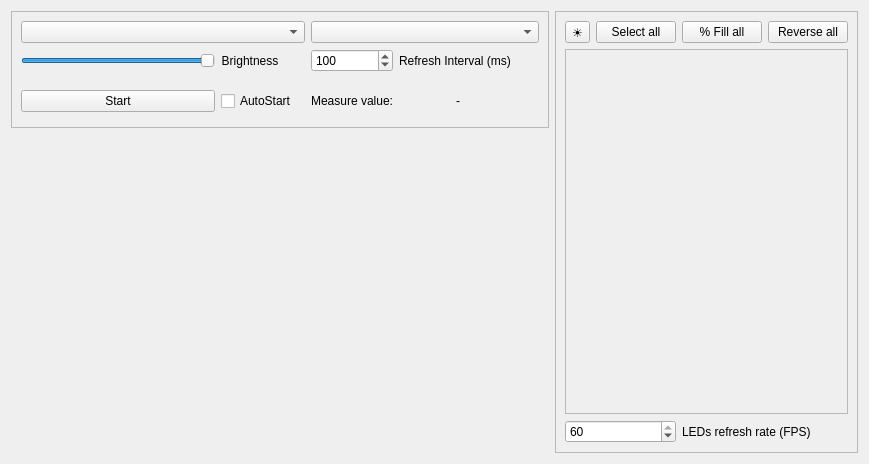
Above: MeasureEntry.ui from arthur469/HardwareSyncAI before the change. Below: the same form after it.
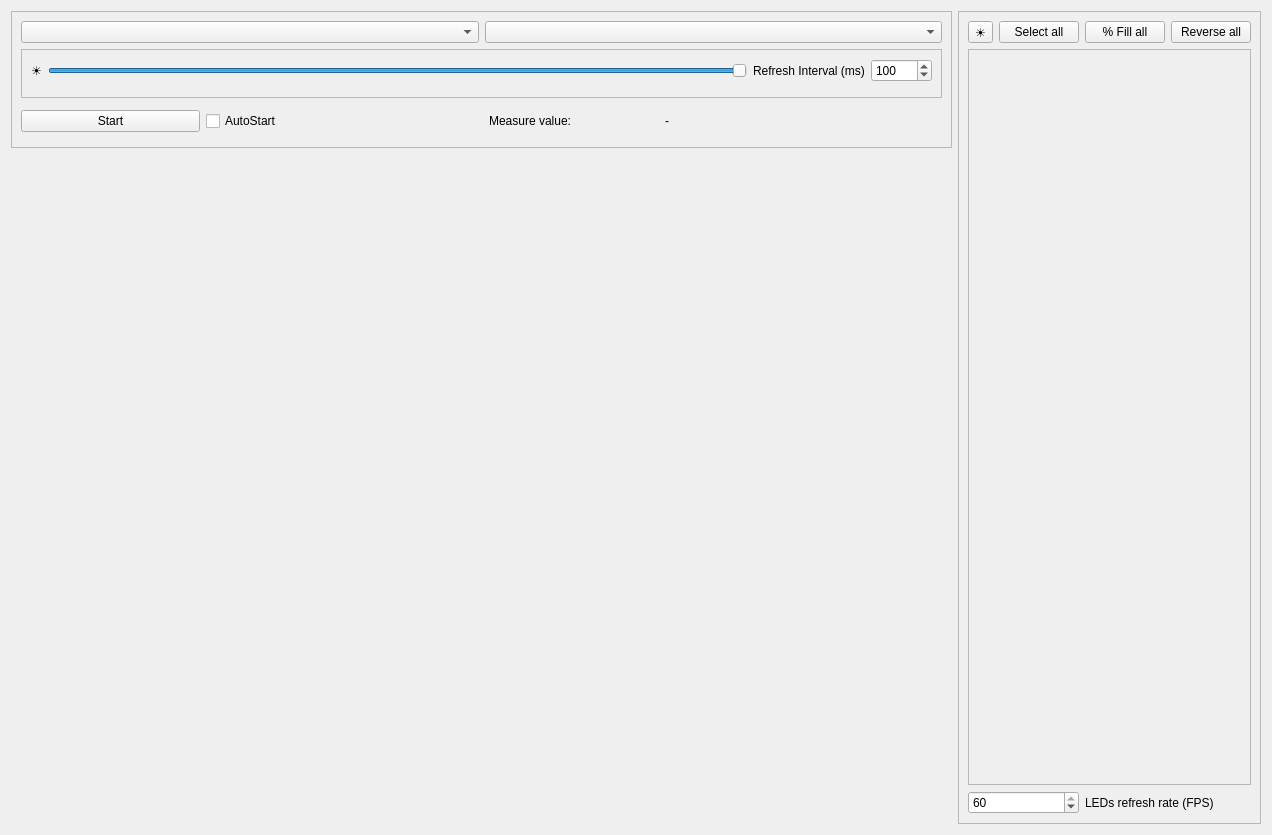
That is the form after the change. Custom widgets are drawn as their Qt base class.

Commit message: Yet another ui ajustment

The edit to the form file:
```diff
--- a/MeasureEntry.ui
+++ b/MeasureEntry.ui
@@ -6,114 +6,41 @@
    <rect>
     <x>0</x>
     <y>0</y>
-    <width>869</width>
-    <height>464</height>
+    <width>1272</width>
+    <height>835</height>
    </rect>
   </property>
   <property name="windowTitle">
    <string>Form</string>
   </property>
-  <layout class="QGridLayout" name="gridLayout">
+  <layout class="QGridLayout" name="gridLayout" columnstretch="1,0">
    <item row="0" column="0">
     <widget class="QFrame" name="measureFrame">
-     <property name="sizePolicy">
-      <sizepolicy hsizetype="Preferred" vsizetype="Preferred">
-       <horstretch>0</horstretch>
-       <verstretch>0</verstretch>
-      </sizepolicy>
-     </property>
-     <property name="minimumSize">
-      <size>
-       <width>0</width>
-       <height>0</height>
-      </size>
-     </property>
      <property name="frameShape">
       <enum>QFrame::StyledPanel</enum>
      </property>
      <property name="frameShadow">
-      <enum>QFrame::Sunken</enum>
+      <enum>QFrame::Raised</enum>
      </property>
-     <layout class="QGridLayout" name="gridLayout_2" columnstretch="1,0,0,0">
-      <item row="2" column="0" colspan="4">
-       <widget class="MeasureColor" name="measure_color" native="true">
-        <property name="sizePolicy">
-         <sizepolicy hsizetype="Preferred" vsizetype="Preferred">
-          <horstretch>0</horstretch>
-          <verstretch>0</verstretch>
-         </sizepolicy>
-        </property>
-        <property name="minimumSize">
-         <size>
-          <width>0</width>
-          <height>0</height>
-         </size>
-        </property>
-       </widget>
-      </item>
-      <item row="3" column="2">
-       <widget class="QLabel" name="label_2">
-        <property name="text">
-         <string>Measure value:</string>
-        </property>
-        <property name="alignment">
-         <set>Qt::AlignRight|Qt::AlignTrailing|Qt::AlignVCenter</set>
-        </property>
-       </widget>
-      </item>
-      <item row="3" column="0">
+     <layout class="QGridLayout" name="gridLayout_4">
+      <item row="2" column="0">
        <widget class="QPushButton" name="start_stop">
         <property name="text">
          <string>Start</string>
         </property>
        </widget>
       </item>
-      <item row="1" column="0">
-       <widget class="QTooltipedSlider" name="brightness">
-        <property name="maximum">
-         <number>100</number>
-        </property>
-        <property name="value">
-         <number>100</number>
-        </property>
-        <property name="orientation">
-         <enum>Qt::Horizontal</enum>
-        </property>
-       </widget>
-      </item>
-      <item row="3" column="1">
-       <widget class="QCheckBox" name="auto_start">
+      <item row="2" column="2">
+       <widget class="QLabel" name="measureLabel">
         <property name="text">
-         <string>AutoStart</string>
-        </property>
-       </widget>
-      </item>
-      <item row="1" column="1">
-       <widget class="QLabel" name="label_3">
-        <property name="text">
-         <string>Brightness        </string>
+         <string>Measure value:</string>
         </property>
         <property name="alignment">
          <set>Qt::AlignRight|Qt::AlignTrailing|Qt::AlignVCenter</set>
         </property>
        </widget>
       </item>
-      <item row="0" column="0" colspan="2">
-       <widget class="QComboBox" name="hardware"/>
-      </item>
-      <item row="0" column="2" colspan="2">
-       <widget class="QComboBox" name="hardware_feature"/>
-      </item>
-      <item row="3" column="3">
-       <widget class="QFrame" name="frame">
-        <property name="frameShape">
-         <enum>QFrame::NoFrame</enum>
-        </property>
-        <property name="frameShadow">
-         <enum>QFrame::Raised</enum>
-        </property>
-        <layout class="QGridLayout" name="gridLayout_3">
-         <item row="0" column="0">
+      <item row="2" column="3">
           <widget class="QLabel" name="measure">
            <property name="sizePolicy">
             <sizepolicy hsizetype="Preferred" vsizetype="Preferred">
@@ -138,6 +65,15 @@
            </property>
           </widget>
          </item>
+      <item row="2" column="4">
+       <widget class="QFrame" name="colorFrame">
+        <property name="frameShape">
+         <enum>QFrame::NoFrame</enum>
+        </property>
+        <property name="frameShadow">
+         <enum>QFrame::Raised</enum>
+        </property>
+        <layout class="QGridLayout" name="gridLayout_3">
          <item row="0" column="1">
           <widget class="QLabel" name="color_preview">
            <property name="sizePolicy">
@@ -166,14 +102,117 @@
         </layout>
        </widget>
       </item>
-      <item row="1" column="2">
+      <item row="2" column="1">
+       <widget class="QCheckBox" name="auto_start">
+        <property name="text">
+         <string>AutoStart</string>
+        </property>
+       </widget>
+      </item>
+      <item row="1" column="0" colspan="5">
+       <widget class="QFrame" name="settingsFrame">
+        <property name="sizePolicy">
+         <sizepolicy hsizetype="Preferred" vsizetype="Preferred">
+          <horstretch>0</horstretch>
+          <verstretch>0</verstretch>
+         </sizepolicy>
+        </property>
+        <property name="minimumSize">
+         <size>
+          <width>0</width>
+          <height>0</height>
+         </size>
+        </property>
+        <property name="autoFillBackground">
+         <bool>true</bool>
+        </property>
+        <property name="frameShape">
+         <enum>QFrame::StyledPanel</enum>
+        </property>
+        <property name="frameShadow">
+         <enum>QFrame::Sunken</enum>
+        </property>
+        <layout class="QGridLayout" name="gridLayout_2" columnstretch="1,0,0,0">
+         <item row="0" column="2">
+          <widget class="QLabel" name="refreshIntervalLabel">
+           <property name="text">
+            <string>Refresh Interval (ms)</string>
+           </property>
+          </widget>
+         </item>
+         <item row="0" column="0" colspan="2">
+          <widget class="QFrame" name="brightnessFrame">
+           <property name="frameShape">
+            <enum>QFrame::NoFrame</enum>
+           </property>
+           <property name="frameShadow">
+            <enum>QFrame::Raised</enum>
+           </property>
+           <layout class="QHBoxLayout" name="horizontalLayout">
+            <property name="spacing">
+             <number>6</number>
+            </property>
+            <property name="leftMargin">
+             <number>0</number>
+            </property>
+            <property name="topMargin">
+             <number>0</number>
+            </property>
+            <property name="rightMargin">
+             <number>0</number>
+            </property>
+            <property name="bottomMargin">
+             <number>0</number>
+            </property>
+            <item>
+             <widget class="QLabel" name="label_3">
+              <property name="maximumSize">
+               <size>
+                <width>16777215</width>
+                <height>16777215</height>
+               </size>
+              </property>
+              <property name="text">
+               <string>☀</string>
+              </property>
+              <property name="alignment">
+               <set>Qt::AlignLeading|Qt::AlignLeft|Qt::AlignVCenter</set>
+              </property>
+             </widget>
+            </item>
+            <item>
+             <widget class="QTooltipedSlider" name="brightness">
+              <property name="maximum">
+               <number>100</number>
+              </property>
+              <property name="value">
+               <number>100</number>
+              </property>
+              <property name="orientation">
+               <enum>Qt::Horizontal</enum>
+              </property>
+             </widget>
+            </item>
+           </layout>
+          </widget>
+         </item>
+         <item row="0" column="3">
        <widget class="QSpinBox" name="refresh_interval">
+           <property name="sizePolicy">
+            <sizepolicy hsizetype="Minimum" vsizetype="Fixed">
+             <horstretch>0</horstretch>
+             <verstretch>0</verstretch>
+            </sizepolicy>
+           </property>
         <property name="maximumSize">
          <size>
-          <width>90</width>
+             <width>16777215</width>
           <height>16777215</height>
          </size>
         </property>
+           <property name="alignment">
+            <set>Qt::AlignLeading|Qt::AlignLeft|Qt::AlignVCenter</set>
+           </property>
         <property name="minimum">
          <number>16</number>
         </property>
@@ -185,26 +224,59 @@
         </property>
        </widget>
       </item>
-      <item row="1" column="3">
-       <widget class="QLabel" name="label">
-        <property name="text">
-         <string>Refresh Interval (ms)</string>
+         <item row="1" column="0" colspan="4">
+          <widget class="MeasureColor" name="measure_color" native="true">
+           <property name="sizePolicy">
+            <sizepolicy hsizetype="Preferred" vsizetype="Preferred">
+             <horstretch>0</horstretch>
+             <verstretch>0</verstretch>
+            </sizepolicy>
+           </property>
+           <property name="minimumSize">
+            <size>
+             <width>0</width>
+             <height>0</height>
+            </size>
         </property>
        </widget>
       </item>
      </layout>
     </widget>
    </item>
-   <item row="1" column="0">
-    <widget class="QFrame" name="frame_2">
+      <item row="0" column="0" colspan="5">
+       <widget class="QFrame" name="hardware_Frame">
      <property name="frameShape">
       <enum>QFrame::NoFrame</enum>
      </property>
      <property name="frameShadow">
-      <enum>QFrame::Plain</enum>
+         <enum>QFrame::Raised</enum>
      </property>
      <layout class="QGridLayout" name="gridLayout_6">
+         <property name="leftMargin">
+          <number>0</number>
+         </property>
+         <property name="topMargin">
+          <number>0</number>
+         </property>
+         <property name="rightMargin">
+          <number>0</number>
+         </property>
+         <property name="bottomMargin">
+          <number>0</number>
+         </property>
       <item row="0" column="0">
+          <widget class="QComboBox" name="hardware"/>
+         </item>
+         <item row="0" column="1">
+          <widget class="QComboBox" name="hardware_feature"/>
+         </item>
+        </layout>
+       </widget>
+      </item>
+     </layout>
+    </widget>
+   </item>
+   <item row="1" column="0">
        <spacer name="verticalSpacer">
         <property name="orientation">
          <enum>Qt::Vertical</enum>
@@ -217,9 +289,6 @@
         </property>
        </spacer>
       </item>
-     </layout>
-    </widget>
-   </item>
    <item row="0" column="1" rowspan="2">
     <widget class="QFrame" name="devicFrame">
      <property name="frameShape">
@@ -283,7 +352,7 @@
            <x>0</x>
            <y>0</y>
            <width>283</width>
-           <height>367</height>
+           <height>738</height>
           </rect>
          </property>
         </widget>
```
Left out of the diff: 6 changed lines with no effect on the pictures. Lines whose indentation alone changed are shown as unchanged.
